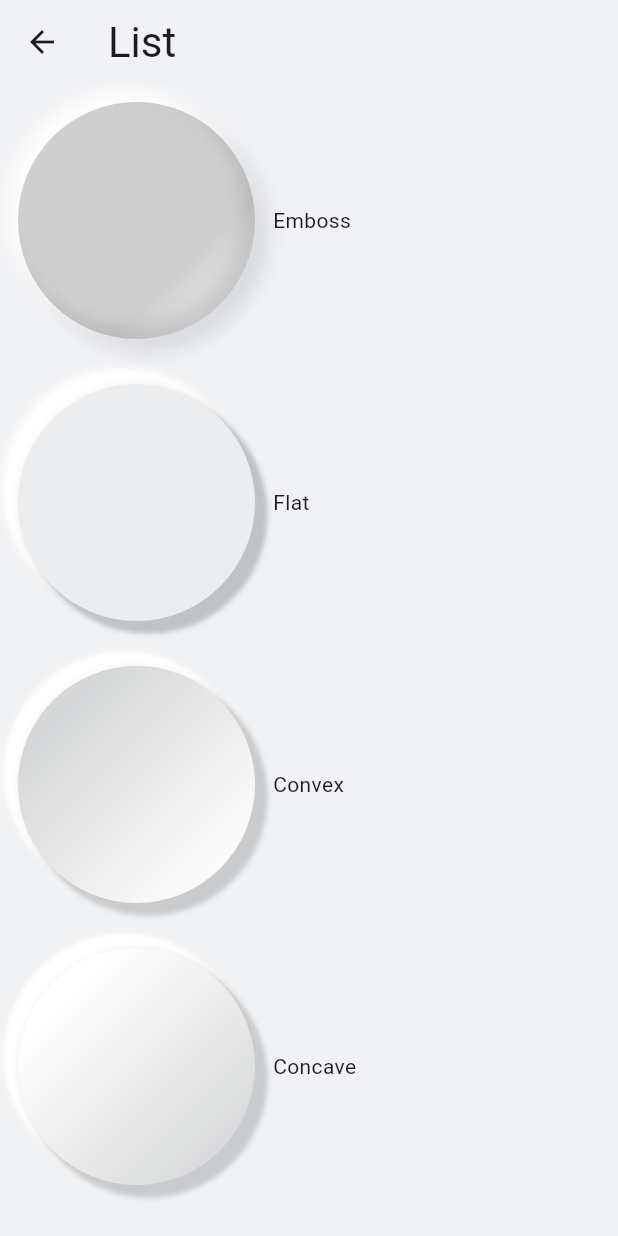
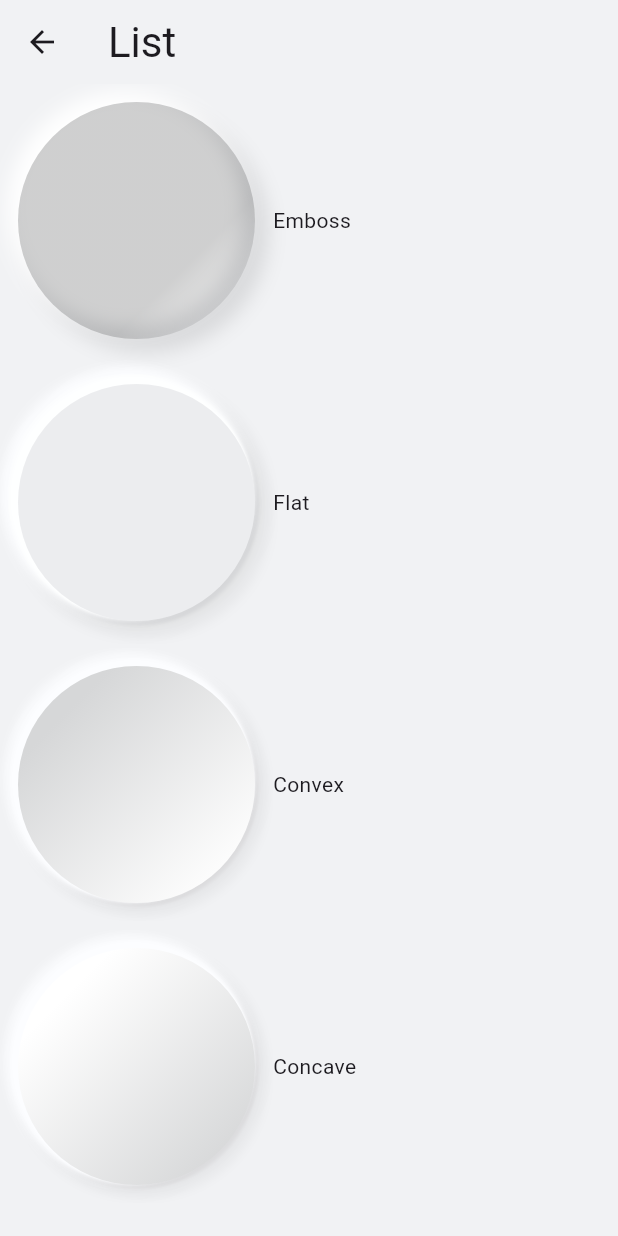
Before and after one commit to JanosPerge/MrAkashKumari, a Flutter app: the screen it shows after launch, after a tap on "containers list", on a phone screen of 412 x 824 dp. Run offline on Flutter 3.47's test engine with Material 3 defaults, Android fonts, the phone set to English and light mode, and no system bars.

Commit message:
multiple shadows

```diff
--- a/lib/neumortphic_decorator.dart
+++ b/lib/neumortphic_decorator.dart
@@ -6,6 +6,26 @@ Offset limitOffset(Offset offset, double minXY, double maxXY) {
   final dx = offset.dx.clamp(minXY, maxXY);
   final dy = offset.dy.clamp(minXY, maxXY);
   return Offset(dx, dy);
+}
+
+List<BoxShadow> generateMultipleShadow({@required Color color, @required Offset offset, @required double intensity, @required double scaleFactor, @required double blurRadius}) {
+  return [
+    BoxShadow(
+      color: NeumorphicColors.generateGradientColors(colorBase: color, intensity: intensity),
+      offset: offset.scale(scaleFactor, scaleFactor),
+      blurRadius: blurRadius,
+    ),
+    BoxShadow(
+      color: NeumorphicColors.generateGradientColors(colorBase: color, intensity: intensity),
+      offset: offset.scale(scaleFactor, 0.2),
+      blurRadius: blurRadius,
+    ),
+    BoxShadow(
+      color: NeumorphicColors.generateGradientColors(colorBase: color, intensity: intensity),
+      offset: offset.scale(0.2, scaleFactor),
+      blurRadius: blurRadius,
+    )
+  ];
 }
 
 List<BoxShadow> generateUsualBoxShadow({@required Offset offset, @required Color color, @required double intensity, @required double distance, @required double limit}) {
@@ -17,53 +37,64 @@ List<BoxShadow> generateUsualBoxShadow({@required Offset offset, @required Color
   final List<BoxShadow> lightShadows = [];
 
   //big and clear
-  lightShadows.add(BoxShadow(
-    color: NeumorphicColors.generateGradientColors(colorBase: color, intensity: (distance / 10) * intensity / 3),
+  lightShadows.addAll(generateMultipleShadow(
+    color: color,
     offset: offset,
+    intensity: (distance / 12) * intensity / 4,
+    scaleFactor: 1.0,
     blurRadius: distance / 2,
   ));
 
   //medium distance
-  lightShadows.add(BoxShadow(
-    color: NeumorphicColors.generateGradientColors(colorBase: color, intensity: (distance / 10) * intensity),
-    offset: limitOffset(offset, -limit, limit),
+  lightShadows.addAll(generateMultipleShadow(
+    color: color,
+    offset: offset, //limitOffset(offset, -limit, limit),
+    intensity: (distance / 12) * intensity / 3,
+    scaleFactor: 0.5,
     blurRadius: distance / 4,
   ));
 
-  ////small & darken
-  lightShadows.add(BoxShadow(
-    color: NeumorphicColors.generateGradientColors(colorBase: color, intensity: (distance / 10) * intensity),
-    offset: limitOffset(offset, -limit, limit),
-    blurRadius: distance / 4,
+  //////small & lighten
+  lightShadows.addAll(generateMultipleShadow(
+    color: color,
+    offset: offset, //limitOffset(offset, -limit, limit),
+    intensity: (distance / 12) * intensity / 3,
+    scaleFactor: 0.25,
+    blurRadius: distance /8,
   ));
 
   final List<BoxShadow> darkShadows = [];
 
   //big and clear
-  darkShadows.add(BoxShadow(
-    color: NeumorphicColors.generateGradientColors(colorBase: color, intensity: (distance / 10) * -1 * intensity / 3),
-    offset: offset.scale(-1 * (distance / 50), -1 * (distance / 50)),
+  darkShadows.addAll(generateMultipleShadow(
+    color: color,
+    offset: offset,
+    intensity: -1 * (distance / 12) * intensity / 4,
+    scaleFactor: -1.0,
     blurRadius: distance / 2,
   ));
 
   //medium distance
-  darkShadows.add(BoxShadow(
-    color: NeumorphicColors.generateGradientColors(colorBase: color, intensity: (distance / 10) * -1 * intensity / 2),
-    offset: limitOffset(offset, -limit * (distance / 20), limit * (distance / 20)).scale(-1, -1),
+  darkShadows.addAll(generateMultipleShadow(
+    color: color,
+    offset: offset, //limitOffset(offset, -limit, limit),
+    intensity: -1 * (distance / 12) * intensity / 3,
+    scaleFactor: -0.5,
     blurRadius: distance / 4,
   ));
 
   //small & darken
-  darkShadows.add(BoxShadow(
-    color: NeumorphicColors.generateGradientColors(colorBase: color, intensity: (distance / 10) * -1 * intensity),
-    offset: limitOffset(offset, -limit, limit).scale(-1, -1),
-    spreadRadius: 0.5,
-    blurRadius: distance / 4,
+  darkShadows.addAll(generateMultipleShadow(
+    color: color,
+    offset: offset, //limitOffset(offset, -limit, limit),
+    intensity: -2 * (distance / 12) * intensity / 3,
+    scaleFactor: -0.25,
+    blurRadius: distance /8,
   ));
 
   final List<BoxShadow> shadows = [];
+  shadows.addAll(darkShadows);
   shadows.addAll(lightShadows);
-  shadows.addAll(darkShadows);
 
   return shadows;
 }
```
